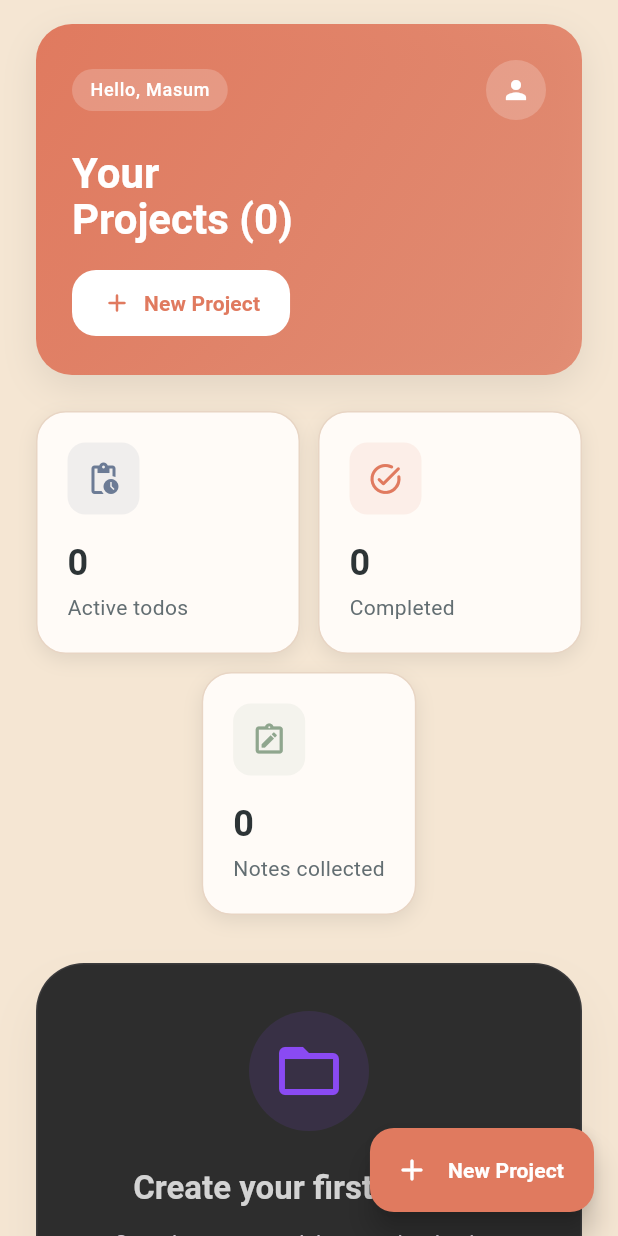
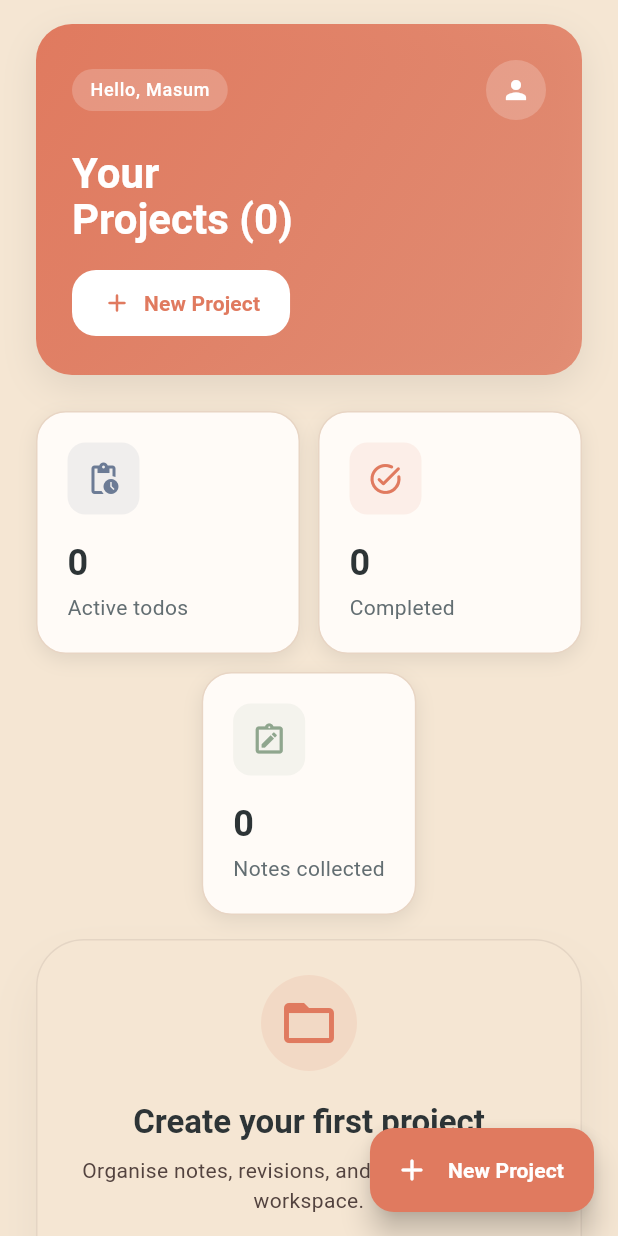
Before and after one commit to masumrpg/project_manager, a Flutter app: the screen it shows after launch, on a phone screen of 412 x 824 dp. Run offline on Flutter 3.47's test engine with Material 3 defaults, Android fonts, the light colour scheme and no system bars; our stand-ins replace hive, hive_flutter; accounts and stored records are empty.

Commit message:
style(theme): update color scheme and padding for consistent design
- Change dark theme to light theme with new color palette
- Adjust padding and spacing across multiple screens
- Remove unused color variables and theme references

```diff
--- a/lib/main.dart
+++ b/lib/main.dart
@@ -37,23 +37,24 @@ class ProjectManagerApp extends StatelessWidget {
 }
 
 ThemeData _buildTheme() {
-  const primary = Color(0xFF8A4AF3);
-  const secondary = Color(0xFFBB86FC);
-  const background = Color(0xFF1A1A1A);
-  const surface = Color(0xFF2D2D2D);
-  const onPrimary = Color(0xFFFFFFFF);
-  const onBackground = Color(0xFFD3D3D3);
+  // Consistent color palette matching the app design
+  const primary = Color(0xFFE07A5F); // accentOrange
+  const secondary = Color(0xFFF5E6D3); // primaryBeige
+  const background = Color(0xFFFFFBF7); // cardBackground
+  const surface = Color(0xFFF5E6D3); // primaryBeige
+  const onPrimary = Color(0xFFFFFBF7); // cardBackground
+  const onBackground = Color(0xFF2D3436); // darkText
 
   final baseScheme = ColorScheme.fromSeed(
     seedColor: primary,
-    brightness: Brightness.dark,
+    brightness: Brightness.light,
   );
 
   final colorScheme = baseScheme.copyWith(
     primary: primary,
     onPrimary: onPrimary,
     secondary: secondary,
-    onSecondary: onPrimary,
+    onSecondary: onBackground,
     surface: surface,
     onSurface: onBackground,
   );
@@ -64,8 +65,8 @@ ThemeData _buildTheme() {
     scaffoldBackgroundColor: background,
     visualDensity: VisualDensity.adaptivePlatformDensity,
     appBarTheme: AppBarTheme(
-      backgroundColor: Colors.transparent,
-      foregroundColor: colorScheme.onSurface,
+      backgroundColor: background,
+      foregroundColor: onBackground,
       elevation: 0,
       centerTitle: false,
       titleSpacing: 0,
@@ -74,7 +75,7 @@ ThemeData _buildTheme() {
       clipBehavior: Clip.antiAlias,
       elevation: 0,
       shape: RoundedRectangleBorder(borderRadius: BorderRadius.circular(24)),
-      color: surface,
+      color: background,
     ),
     chipTheme: ChipThemeData(
       elevation: 0,
--- a/lib/screens/home_screen.dart
+++ b/lib/screens/home_screen.dart
@@ -1220,8 +1220,8 @@ class _EmptyState extends StatelessWidget {
     final colorScheme = theme.colorScheme;
 
     return Center(
-      child: Padding(
-        padding: const EdgeInsets.symmetric(horizontal: 24, vertical: 32),
+      child: SingleChildScrollView(
+        padding: const EdgeInsets.symmetric(horizontal: 24, vertical: 16),
         child: ConstrainedBox(
           constraints: const BoxConstraints(maxWidth: 440),
           child: DecoratedBox(
@@ -1240,23 +1240,23 @@ class _EmptyState extends StatelessWidget {
               ],
             ),
             child: Padding(
-              padding: const EdgeInsets.all(32),
+              padding: const EdgeInsets.all(24),
               child: Column(
                 mainAxisSize: MainAxisSize.min,
                 children: [
                   Container(
-                    padding: const EdgeInsets.all(16),
+                    padding: const EdgeInsets.all(12),
                     decoration: BoxDecoration(
                       color: colorScheme.primary.withValues(alpha: 0.12),
                       shape: BoxShape.circle,
                     ),
                     child: Icon(
                       Icons.folder_open,
-                      size: 48,
+                      size: 40,
                       color: colorScheme.primary,
                     ),
                   ),
-                  const SizedBox(height: 24),
+                  const SizedBox(height: 20),
                   Text(
                     'Create your first project',
                     style: theme.textTheme.titleLarge?.copyWith(
@@ -1264,16 +1264,16 @@ class _EmptyState extends StatelessWidget {
                     ),
                     textAlign: TextAlign.center,
                   ),
-                  const SizedBox(height: 12),
+                  const SizedBox(height: 8),
                   Text(
                     'Organise notes, revisions, and todos in a single workspace.',
                     style: theme.textTheme.bodyMedium?.copyWith(
                       color: colorScheme.onSurfaceVariant,
-                      height: 1.5,
+                      height: 1.4,
                     ),
                     textAlign: TextAlign.center,
                   ),
-                  const SizedBox(height: 24),
+                  const SizedBox(height: 20),
                   FilledButton.icon(
                     onPressed: onCreateProject,
                     icon: const Icon(Icons.add),
--- a/lib/screens/project_detail_screen.dart
+++ b/lib/screens/project_detail_screen.dart
@@ -201,7 +201,6 @@ class _ProjectDetailViewState extends State<_ProjectDetailView>
 
     // Modern warm color palette - consistent with home screen
     const primaryBeige = Color(0xFFF5E6D3);
-    const secondaryBeige = Color(0xFFE8D5C4);
     const accentOrange = Color(0xFFE07A5F);
     const darkText = Color(0xFF2D3436);
     const lightText = Color(0xFF636E72);
@@ -336,8 +335,6 @@ class _ProjectDetailViewState extends State<_ProjectDetailView>
       );
     }
 
-    final theme = Theme.of(context);
-
     final notes = List<Note>.from(project.notes ?? const <Note>[])
       ..sort((a, b) => b.updatedAt.compareTo(a.updatedAt));
     final revisions = List<Revision>.from(
@@ -376,11 +373,13 @@ class _ProjectDetailViewState extends State<_ProjectDetailView>
       ),
       floatingActionButton: _buildModernFab(context, provider, accentOrange),
       body: SafeArea(
+        child: Padding(
+          padding: const EdgeInsets.all(16.0),
           child: Column(
             children: [
               // Project header
               Container(
-              margin: const EdgeInsets.symmetric(horizontal: 16),
+                width: double.infinity,
                 padding: EdgeInsets.all(isDesktop ? 32 : 24),
                 decoration: BoxDecoration(
                   color: cardBackground,
@@ -434,10 +433,11 @@ class _ProjectDetailViewState extends State<_ProjectDetailView>
             ),
             // Tab bar with badge/card style
             Container(
+              width: double.infinity,
               decoration: BoxDecoration(
                 color: primaryBeige,
               ),
-              padding: const EdgeInsets.symmetric(horizontal: 16),
+              padding: const EdgeInsets.symmetric(vertical: 8),
               child: Container(
                 decoration: BoxDecoration(
                   color: cardBackground,
@@ -489,7 +489,6 @@ class _ProjectDetailViewState extends State<_ProjectDetailView>
                     bottomRight: Radius.circular(24),
                   ),
                 ),
-                margin: const EdgeInsets.symmetric(horizontal: 16),
                 padding: EdgeInsets.symmetric(
                   horizontal: isDesktop ? 32 : 16,
                   vertical: isDesktop ? 24 : 16,
@@ -521,6 +520,7 @@ class _ProjectDetailViewState extends State<_ProjectDetailView>
               ),
             ),
               ],
+            ),
           ),
         ),
     );
```
Lines whose indentation alone changed are shown as unchanged.
